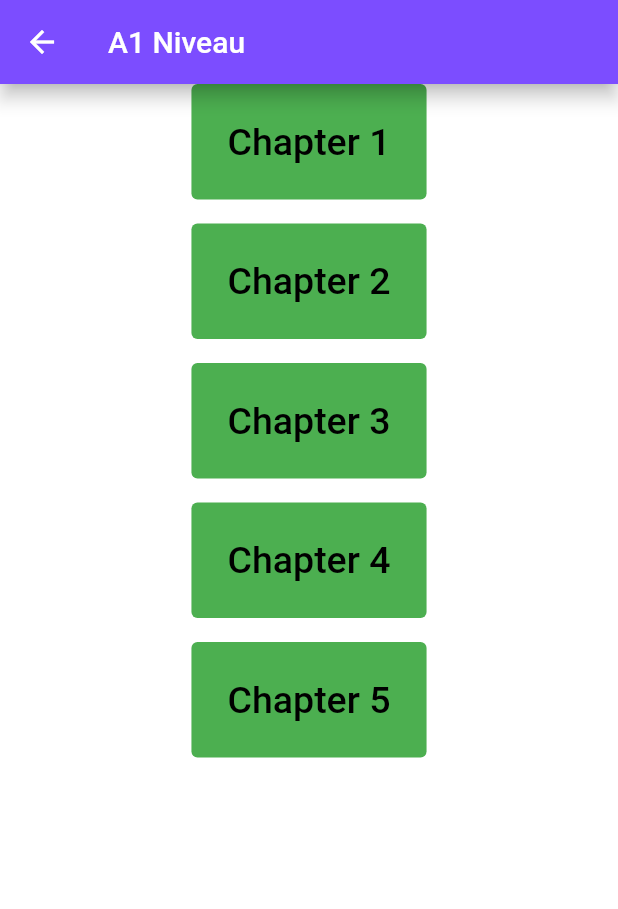
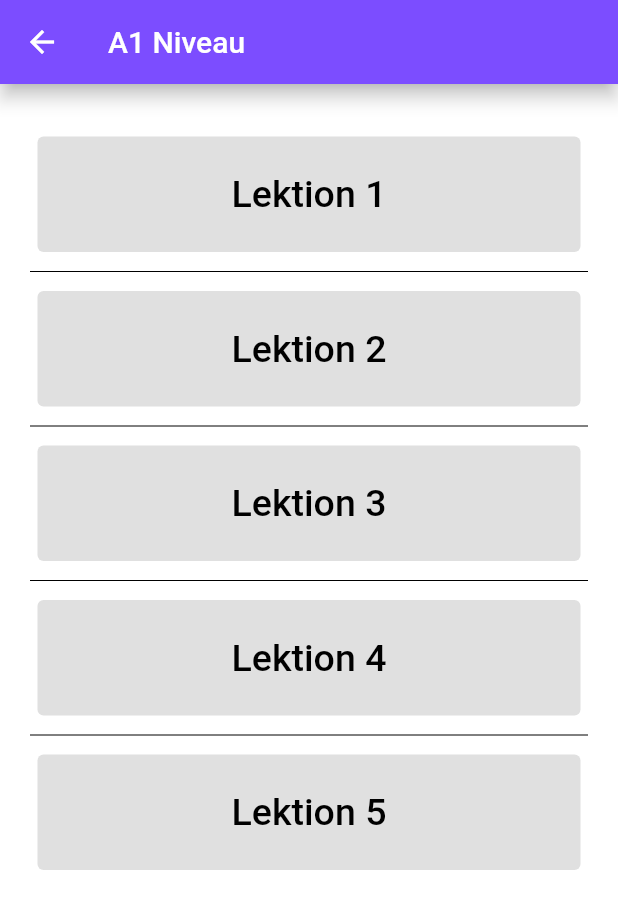
Before and after one commit to decemberkms/PeeDeutsch, a Flutter app: the screen it shows after launch, after a tap on "A1 Niveau", on a phone screen of 412 x 824 dp. Shown: the top 909 px of the screen. Run offline on Flutter 3.47's test engine with Material 2 defaults, Android fonts, the phone set to English and light mode, and no system bars; our stand-ins replace flip_card.

```diff
--- a/peedeutsch/lib/screens/chapter_screen.dart
+++ /dev/null
@@ -1,82 +0,0 @@
-import 'package:flutter/material.dart';
-import 'package:peedeutsch/screens/vocab_screen.dart';
-import 'package:peedeutsch/components/contents_holder.dart';
-
-class ChapterScreen extends StatefulWidget {
-  // const VocabScreen({super.key});
-
-  ChapterScreen(this.vocabLvl, this._selectedLevel, this._vocabSet);
-  final String vocabLvl;
-  final int _selectedLevel;
-  final Map<String, List<ContentHolder>> _vocabSet;
-
-  @override
-  State<ChapterScreen> createState() => _ChapterScreenState();
-}
-
-class _ChapterScreenState extends State<ChapterScreen> {
-  late List newList;
-  late String selectedchapterNumber;
-
-  @override
-  void initState() {
-    // TODO: implement initState
-    newList = widget._vocabSet.keys.toList();
-    super.initState();
-  }
-
-  @override
-  Widget build(BuildContext context) {
-    return Scaffold(
-        appBar: AppBar(
-          elevation: 5,
-          title: Text(widget.vocabLvl),
-        ),
-        body: ListView.separated(
-            itemCount: newList.length,
-            separatorBuilder: (BuildContext context, int index) =>
-                const Divider(),
-            itemBuilder: (BuildContext context, int index) {
-              return Column(
-                children: [
-                  TextButton(
-                    style: TextButton.styleFrom(
-                      backgroundColor: Colors.green,
-                    ),
-                    child: Padding(
-                      padding: const EdgeInsets.all(16.0),
-                      child: Text(
-                        newList[index],
-                        style: TextStyle(
-                          color: Colors.black,
-                          fontSize: 25.0,
-                        ),
-                      ),
-                    ),
-                    onPressed: () {
-                      if (index == 0) {
-                        selectedchapterNumber = 'Chapter 1';
-                      } else if (index == 1) {
-                        selectedchapterNumber = 'Chapter 2';
-                      } else if (index == 2) {
-                        selectedchapterNumber = 'Chapter 3';
-                      } else if (index == 3) {
-                        selectedchapterNumber = 'Chapter 4';
-                      }
-                      Navigator.push(context, MaterialPageRoute(
-                        builder: (context) {
-                          // Here index is the chapter
-                          return VocabScreen(
-                              newList[index],
-                              index,
-                              selectedchapterNumber,
-                              widget._vocabSet[selectedchapterNumber]!);
-                        },
-                      ));
-                    },
-                  ),
-                ],
-              );
-            }));
-  }
-}
--- /dev/null
+++ b/peedeutsch/lib/screens/lektion_screen.dart
@@ -0,0 +1,99 @@
+import 'package:flutter/material.dart';
+import 'package:peedeutsch/screens/vocab_screen.dart';
+import 'package:peedeutsch/components/contents_holder.dart';
+
+class LektionScreen extends StatefulWidget {
+  // const VocabScreen({super.key});
+
+  LektionScreen(this.vocabLvl, this._selectedLevel, this._vocabSet);
+  final String vocabLvl;
+  final int _selectedLevel;
+  final Map<String, List<ContentHolder>> _vocabSet;
+
+  @override
+  State<LektionScreen> createState() => _LektionScreenState();
+}
+
+class _LektionScreenState extends State<LektionScreen> {
+  late List selectedLektionListString;
+  late String selectedLektionNumber;
+
+  @override
+  void initState() {
+    // TODO: implement initState
+    selectedLektionListString = widget._vocabSet.keys.toList();
+
+    super.initState();
+  }
+
+  @override
+  Widget build(BuildContext context) {
+    return Scaffold(
+        appBar: AppBar(
+          elevation: 5,
+          title: Text(widget.vocabLvl),
+        ),
+        body: ListView.separated(
+            padding: const EdgeInsets.fromLTRB(20, 30, 20, 30),
+            separatorBuilder: (BuildContext context, int index) =>
+                const Divider(
+                  color: Colors.black,
+                ),
+            itemCount: selectedLektionListString.length,
+            itemBuilder: (BuildContext context, int index) {
+              return Padding(
+                padding: const EdgeInsets.all(5.0),
+                child: Column(
+                  mainAxisAlignment: MainAxisAlignment.center,
+                  crossAxisAlignment: CrossAxisAlignment.stretch,
+                  children: [
+                    TextButton(
+                      style: TextButton.styleFrom(
+                        backgroundColor: Colors.grey.shade300,
+                      ),
+                      child: Padding(
+                        padding: const EdgeInsets.all(16.0),
+                        child: Text(
+                          selectedLektionListString[index],
+                          style: const TextStyle(
+                            color: Colors.black,
+                            fontSize: 25.0,
+                          ),
+                        ),
+                      ),
+                      onPressed: () {
+                        if (index == 0) {
+                          selectedLektionNumber = 'Lektion 1';
+                        } else if (index == 1) {
+                          selectedLektionNumber = 'Lektion 2';
+                        } else if (index == 2) {
+                          selectedLektionNumber = 'Lektion 3';
+                        } else if (index == 3) {
+                          selectedLektionNumber = 'Lektion 4';
+                        } else if (index == 4) {
+                          selectedLektionNumber = 'Lektion 5';
+                        } else if (index == 5) {
+                          selectedLektionNumber = 'Lektion 6';
+                        } else if (index == 6) {
+                          selectedLektionNumber = 'Lektion 7';
+                        } else if (index == 7) {
+                          selectedLektionNumber = 'Lektion 8';
+                        }
+                        Navigator.push(context, MaterialPageRoute(
+                          builder: (context) {
+                            // Here index is the chapter
+                            return VocabScreen(
+                              index,
+                              selectedLektionNumber,
+                              widget._vocabSet[selectedLektionNumber]!,
+                            );
+                          },
+                        ));
+                      },
+                    ),
+                  ],
+                ),
+              );
+            }));
+  }
+}
--- a/peedeutsch/lib/screens/main_screen.dart
+++ b/peedeutsch/lib/screens/main_screen.dart
@@ -1,8 +1,8 @@
 import 'package:flutter/material.dart';
-import 'package:peedeutsch/main.dart';
+
 import 'package:peedeutsch/components/contents_holder.dart';
 import 'package:peedeutsch/vocab/vocabStorage.dart';
-import 'package:peedeutsch/screens/chapter_screen.dart';
+import 'package:peedeutsch/screens/lektion_screen.dart';
 
 class MainScreen extends StatefulWidget {
   const MainScreen({super.key});
@@ -26,7 +26,7 @@ class _MainScreenState extends State<MainScreen> {
     return Scaffold(
       appBar: AppBar(
         elevation: 5.0,
-        title: Text(
+        title: const Text(
           'Deutsch Vocab',
           style: TextStyle(
             fontSize: 25.0,
@@ -53,7 +53,7 @@ class _MainScreenState extends State<MainScreen> {
                       padding: const EdgeInsets.all(16.0),
                       child: Text(
                         entries[index],
-                        style: TextStyle(
+                        style: const TextStyle(
                           color: Colors.black,
                           fontSize: 25.0,
                         ),
@@ -69,8 +69,8 @@ class _MainScreenState extends State<MainScreen> {
                       }
                       Navigator.push(context, MaterialPageRoute(
                         builder: (context) {
-                          // Index also shows the selected Level - 0 A1, 1 A2, 2 B1
-                          return ChapterScreen(entries[index], index, vocabSet);
+                          // Index also shows the selected Level : 0->A1, 1->A2, 2->B1
+                          return LektionScreen(entries[index], index, vocabSet);
                         },
                       ));
                     },
--- a/peedeutsch/lib/vocab/vocabStorage.dart
+++ b/peedeutsch/lib/vocab/vocabStorage.dart
@@ -2,66 +2,68 @@ import 'package:peedeutsch/components/contents_holder.dart';
 
 class VocabDict {
   static final Map<String, List<ContentHolder>> a1Vocab = {
-    'Chapter 1': [
+    'Lektion 1': [
       ContentHolder(
           question: "What is your age age age age age age age age?",
           answer: "13"),
       ContentHolder(question: "What is your name?", answer: "Min"),
       ContentHolder(question: "Where are you now?", answer: "in Germany"),
     ],
-    'Chapter 2': [
+    'Lektion 2': [
       ContentHolder(
           question: "What is your age age age age age age age age?",
           answer: "13"),
       ContentHolder(question: "What is your name?", answer: "Min"),
       ContentHolder(question: "Where are you now?", answer: "in Germany"),
     ],
-    'Chapter 3': [
+    'Lektion 3': [
       ContentHolder(
           question: "What is your age age age age age age age age?",
           answer: "13"),
       ContentHolder(question: "What is your name?", answer: "Min"),
       ContentHolder(question: "Where are you now?", answer: "in Germany"),
     ],
-    'Chapter 4': [
+    'Lektion 4': [
       ContentHolder(
           question: "What is your age age age age age age age age?",
           answer: "13"),
       ContentHolder(question: "What is your name?", answer: "Min"),
       ContentHolder(question: "Where are you now?", answer: "in Germany"),
     ],
-    'Chapter 5': [
+    'Lektion 5': [
       ContentHolder(
           question: "What is your age age age age age age age age?",
           answer: "13"),
       ContentHolder(question: "What is your name?", answer: "Min"),
       ContentHolder(question: "Where are you now?", answer: "in Germany"),
+      ContentHolder(question: "Where are you now?", answer: "in Germany"),
+      ContentHolder(question: "Where are you now?", answer: "in Germany"),
     ]
   };
 
   static final Map<String, List<ContentHolder>> a2Vocab = {
-    'Chapter 1': [
+    'Lektion 1': [
       ContentHolder(
           question: "What is your age age age age age age age age?",
           answer: "13"),
       ContentHolder(question: "What is your name?", answer: "Min"),
       ContentHolder(question: "Where are you now?", answer: "in Germany"),
     ],
-    'Chapter 2': [
+    'Lektion 2': [
       ContentHolder(
           question: "What is your age age age age age age age age?",
           answer: "13"),
       ContentHolder(question: "What is your name?", answer: "Min"),
       ContentHolder(question: "Where are you now?", answer: "in Germany"),
     ],
-    'Chapter 3': [
+    'Lektion 3': [
       ContentHolder(
           question: "What is your age age age age age age age age?",
           answer: "13"),
       ContentHolder(question: "What is your name?", answer: "Min"),
       ContentHolder(question: "Where are you now?", answer: "in Germany"),
     ],
-    'Chapter 4': [
+    'Lektion 4': [
       ContentHolder(
           question: "What is your age age age age age age age age?",
           answer: "13"),
@@ -71,21 +73,21 @@ class VocabDict {
   };
 
   static final Map<String, List<ContentHolder>> b1Vocab = {
-    'Chapter 1': [
+    'Lektion 1': [
       ContentHolder(
           question: "What is your age age age age age age age age?",
           answer: "13"),
       ContentHolder(question: "What is your name?", answer: "Min"),
       ContentHolder(question: "Where are you now?", answer: "in Germany"),
     ],
-    'Chapter 2': [
+    'Lektion 2': [
       ContentHolder(
           question: "What is your age age age age age age age age?",
           answer: "13"),
       ContentHolder(question: "What is your name?", answer: "Min"),
       ContentHolder(question: "Where are you now?", answer: "in Germany"),
     ],
-    'Chapter 3': [
+    'Lektion 3': [
       ContentHolder(
           question: "What is your age age age age age age age age?",
           answer: "13"),
```
Also changed, not shown: peedeutsch/lib/components/flashcard_image.dart (added, +18 -0 lines), peedeutsch/lib/components/flashcard_text.dart (added, +17 -0 lines), peedeutsch/lib/screens/flashcard_screen.dart (added, +95 -0 lines), peedeutsch/lib/screens/vocab_screen.dart (+21 -18 lines).
